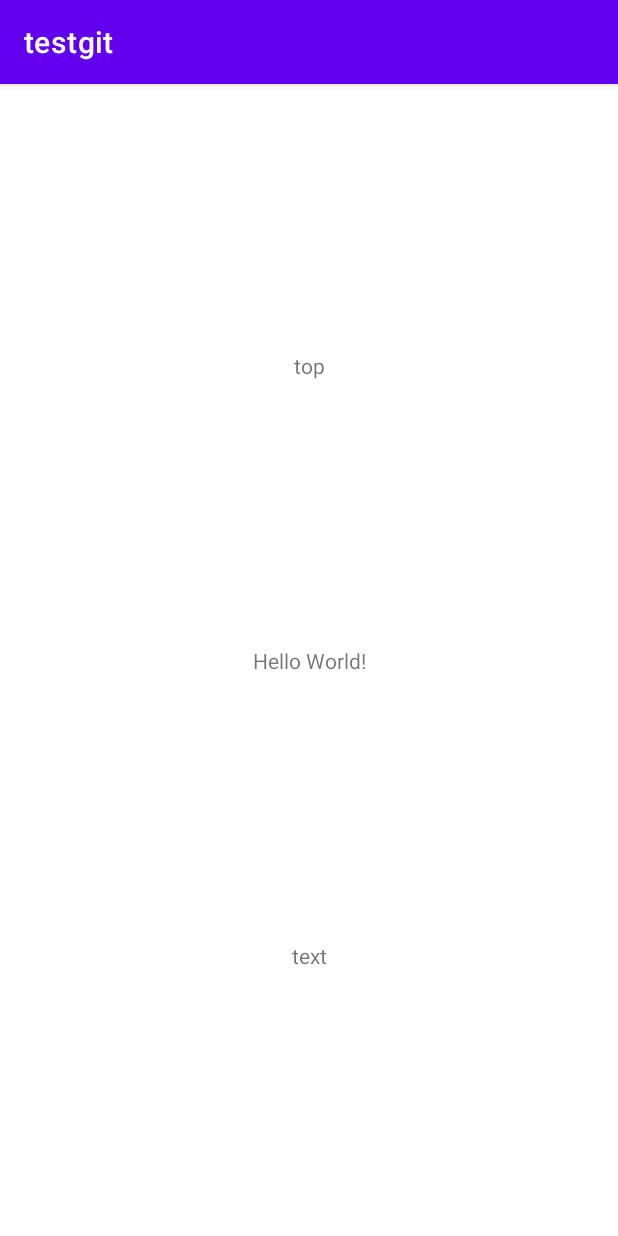
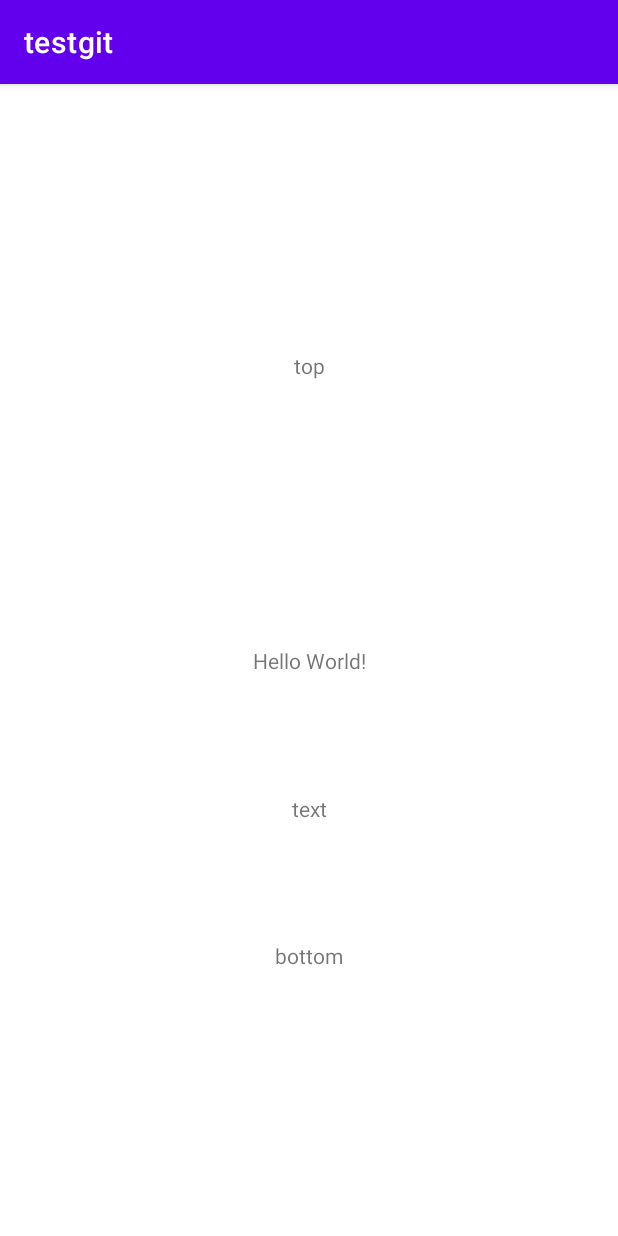
Before and after one commit to zhaoxinle123/TestGit, an Android app: the screen it shows after launch (MainActivity), on a phone screen of 412 x 824 dp. Run offline under Robolectric (Android 15) with nearby library versions, the phone set to English and light mode, and no system bars.

Commit message:
bottom提交

```diff
--- a/app/src/main/res/layout/activity_main.xml
+++ b/app/src/main/res/layout/activity_main.xml
@@ -31,9 +31,18 @@
         android:layout_width="wrap_content"
         android:layout_height="wrap_content"
         android:text="text"
+        app:layout_constraintBottom_toTopOf="@+id/tv_main_bottom"
+        app:layout_constraintLeft_toLeftOf="parent"
+        app:layout_constraintRight_toRightOf="parent"
+        app:layout_constraintTop_toBottomOf="@+id/tv_main_hw" />
+
+    <TextView
+        android:id="@+id/tv_main_bottom"
+        android:layout_width="wrap_content"
+        android:layout_height="wrap_content"
+        android:text="bottom"
         app:layout_constraintBottom_toBottomOf="parent"
         app:layout_constraintLeft_toLeftOf="parent"
         app:layout_constraintRight_toRightOf="parent"
         app:layout_constraintTop_toBottomOf="@+id/tv_main_hw" />
-
 </androidx.constraintlayout.widget.ConstraintLayout>
```
